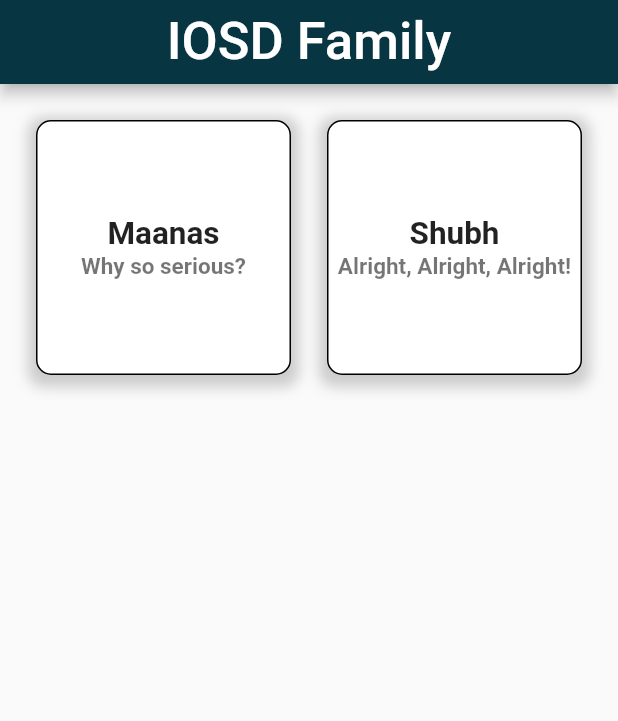
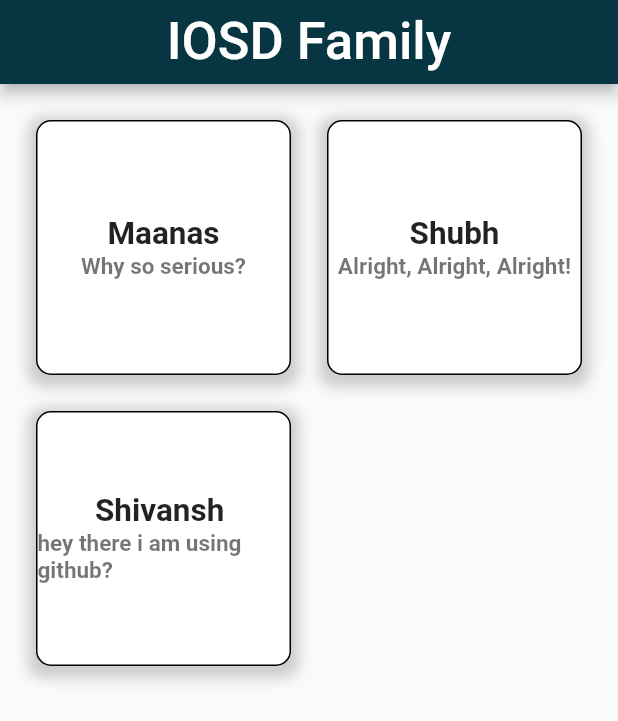
Before and after one commit to maanas-talwar/IOSD-dev-week, a Flutter app: the screen it shows after launch, on a phone screen of 412 x 824 dp. Shown: the top 721 px of the screen. Run offline on Flutter 3.47's test engine with Material 2 defaults, Android fonts, the phone set to English and light mode, and no system bars; drawn by our look-alikes of auto_size_text.

Commit message:
Update main.dart

```diff
--- a/lib/main.dart
+++ b/lib/main.dart
@@ -15,6 +15,7 @@ class MyApp extends StatelessWidget {
     allPeople = [Person("Maanas", "Why so serious?")];
     allPeople.add(Person("Shubh", "Alright, Alright, Alright!"));
 //    allPeople.add(Person("Shubh", "Why so serious?"));
+allPeople.add(Person("Shivansh ", "hey there i am using github?"));
 
     return MaterialApp(
       home: Scaffold(
```
